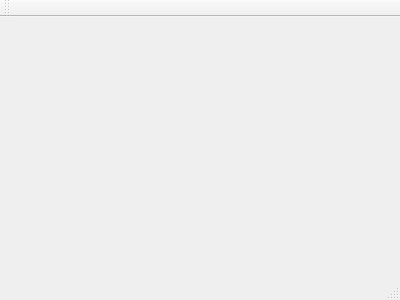
Old version of the form mainwindow.ui in the repository AnnnnW/ImageMosaicGUI.
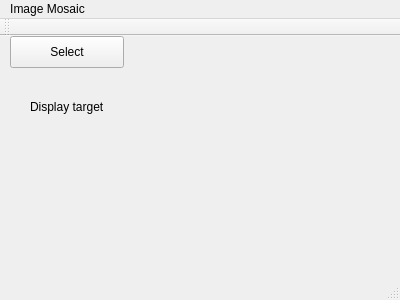
New version of the form.

Commit message:
Write the GUI for selecting single target image and display in RGB mode.
* One button and one label(to display the image) are added to the ui
* Adaapt the original ImageCutter to the GUI: change the function type,
change some variables. (Planning to get rid of the "imwrite" function)
* Change the ".pro" file to include all the dynamic library from openCV

```diff
--- a/mainwindow.ui
+++ b/mainwindow.ui
@@ -12,13 +12,64 @@
   <property name="windowTitle" >
    <string>MainWindow</string>
   </property>
-  <widget class="QMenuBar" name="menuBar" />
-  <widget class="QToolBar" name="mainToolBar" />
-  <widget class="QWidget" name="centralWidget" />
-  <widget class="QStatusBar" name="statusBar" />
+  <property name="documentMode">
+   <bool>true</bool>
+  </property>
+  <widget class="QWidget" name="centralWidget">
+   <widget class="QPushButton" name="targetSelection">
+    <property name="geometry">
+     <rect>
+      <x>10</x>
+      <y>0</y>
+      <width>114</width>
+      <height>32</height>
+     </rect>
+    </property>
+    <property name="text">
+     <string>Select</string>
+    </property>
+   </widget>
+   <widget class="QLabel" name="displayTarget">
+    <property name="geometry">
+     <rect>
+      <x>30</x>
+      <y>40</y>
+      <width>151</width>
+      <height>61</height>
+     </rect>
+    </property>
+    <property name="text">
+     <string>Display target</string>
+    </property>
+   </widget>
+  </widget>
+  <widget class="QMenuBar" name="menuBar">
+   <property name="geometry">
+    <rect>
+     <x>0</x>
+     <y>0</y>
+     <width>400</width>
+     <height>22</height>
+    </rect>
+   </property>
+   <widget class="QMenu" name="menuImage_Mosaic">
+    <property name="title">
+     <string>Image Mosaic</string>
+    </property>
+   </widget>
+   <addaction name="menuImage_Mosaic"/>
+  </widget>
+  <widget class="QToolBar" name="mainToolBar">
+   <attribute name="toolBarArea">
+    <enum>TopToolBarArea</enum>
+   </attribute>
+   <attribute name="toolBarBreak">
+    <bool>false</bool>
+   </attribute>
+  </widget>
+  <widget class="QStatusBar" name="statusBar"/>
  </widget>
- <layoutDefault spacing="6" margin="11" />
- <pixmapfunction></pixmapfunction>
+ <layoutdefault spacing="6" margin="11"/>
  <resources/>
  <connections/>
 </ui>
```
Left out of the diff: 7 changed lines with no effect on the pictures. The commit also changes 6 other files.
